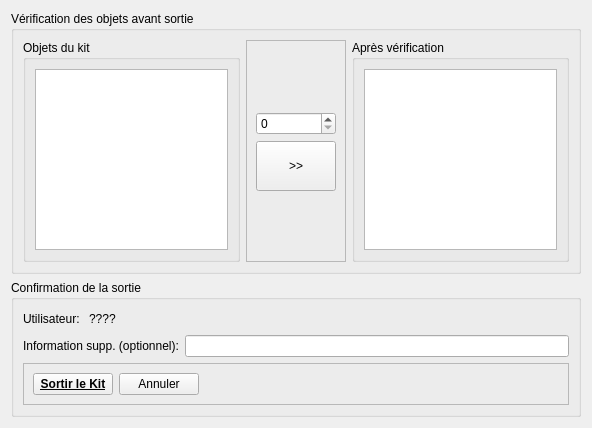
Above: popups/popupsortirresa.ui from adriengoo/Micro_Brico before the change. Below: the same form after it.
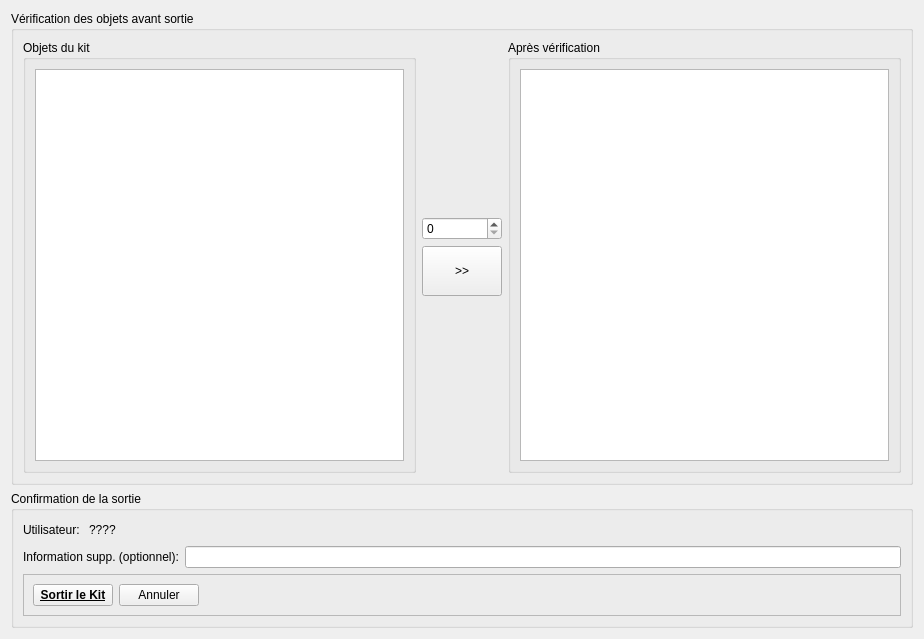
That is the form after the change.

```diff
--- a/popups/popupsortirresa.ui
+++ b/popups/popupsortirresa.ui
@@ -9,8 +9,8 @@
    <rect>
     <x>0</x>
     <y>0</y>
-    <width>592</width>
-    <height>428</height>
+    <width>924</width>
+    <height>639</height>
    </rect>
   </property>
   <property name="windowTitle">
@@ -36,13 +36,6 @@
        </widget>
       </item>
       <item>
-       <widget class="QFrame" name="frame">
-        <property name="frameShape">
-         <enum>QFrame::Shape::StyledPanel</enum>
-        </property>
-        <property name="frameShadow">
-         <enum>QFrame::Shadow::Raised</enum>
-        </property>
         <layout class="QVBoxLayout" name="verticalLayout">
          <item>
           <spacer name="verticalSpacer">
@@ -51,8 +44,8 @@
            </property>
            <property name="sizeHint" stdset="0">
             <size>
-             <width>20</width>
-             <height>40</height>
+            <width>72</width>
+            <height>17</height>
             </size>
            </property>
           </spacer>
@@ -93,7 +86,6 @@
           </spacer>
          </item>
         </layout>
-       </widget>
       </item>
       <item>
        <widget class="QGroupBox" name="groupBox_3">
```
Lines whose indentation alone changed are shown as unchanged.
